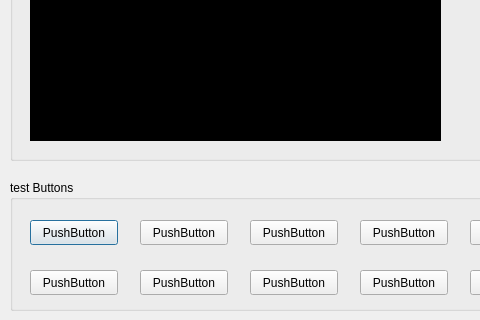
The window that src/Server/AruinoService.ui (addinedu-ros-7th/iot-repo-1) describes before a commit, drawn with Qt 5; both pictures show x 0 to 480 and y 560 to 880 of the 751 by 880 pixel window.
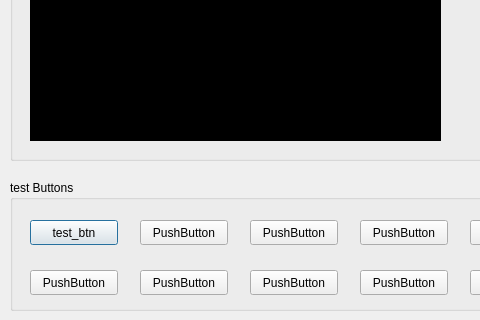
The same window after the commit.

Commit message: daily commit Server

```diff
--- a/src/Server/AruinoService.ui
+++ b/src/Server/AruinoService.ui
@@ -1304,7 +1304,7 @@
      </rect>
     </property>
     <property name="text">
-     <string>PushButton</string>
+     <string>test_btn</string>
     </property>
    </widget>
    <widget class="QPushButton" name="pushButton_2">
```
Left out of the diff: 2 changed lines with no effect on the pictures. The commit also changes 1 other file.
